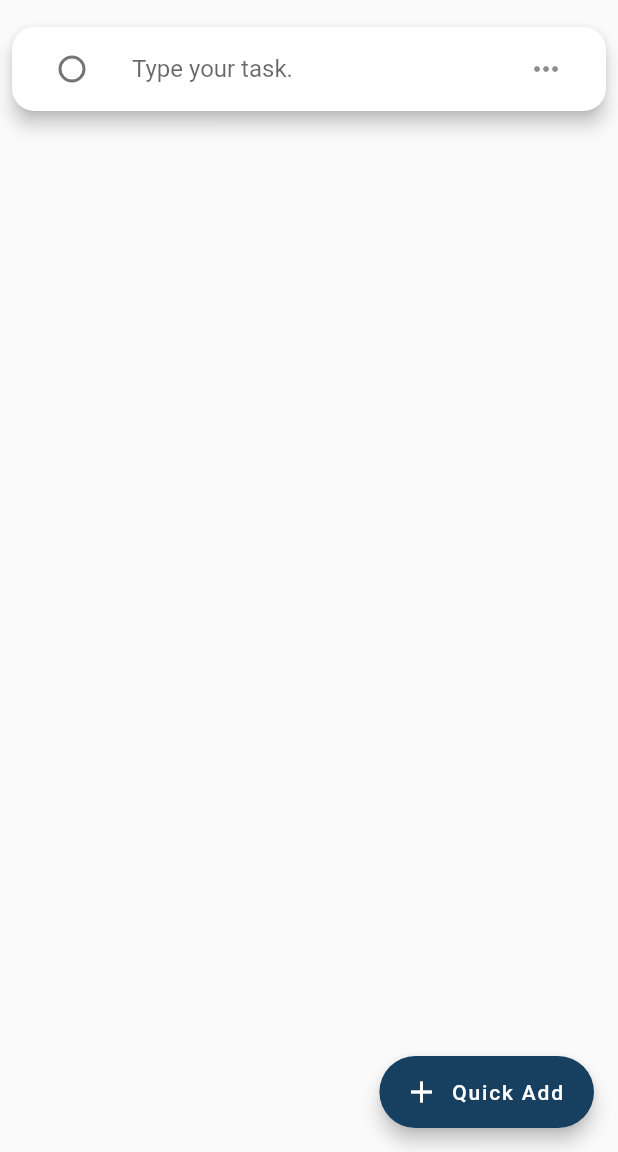
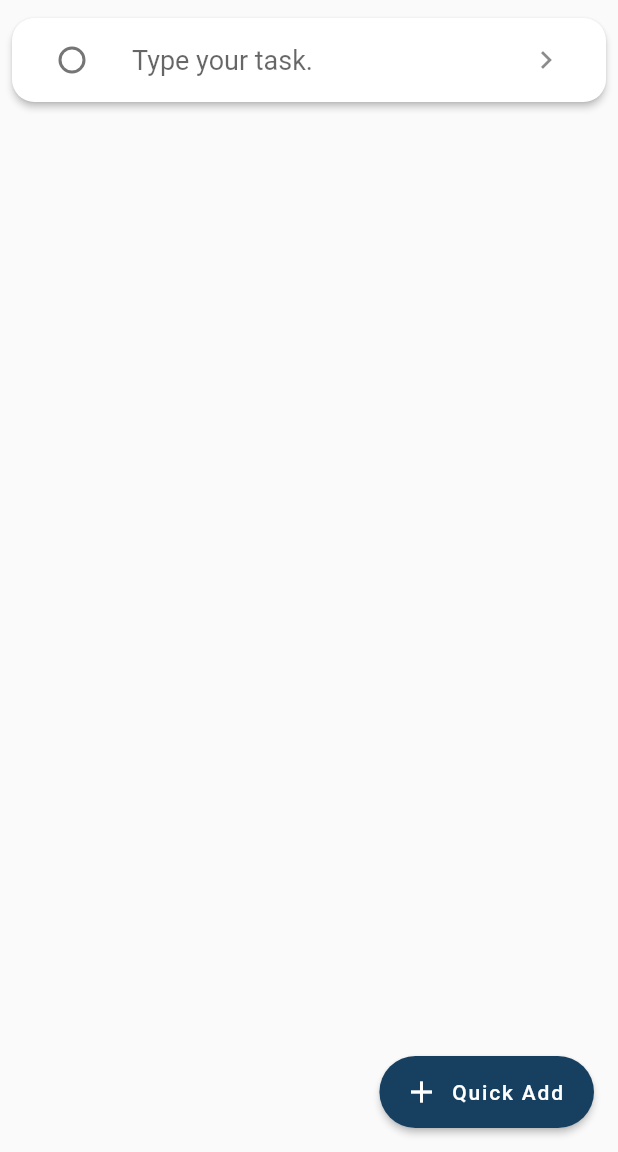
Before and after one commit to Garbageideas/to-do-list, a Flutter app: the InboxScreen screen opened by its route, after a tap on "Quick Add", on a phone screen of 412 x 824 dp, the part 84-1236 px from its top. Run offline on Flutter 3.47's test engine with Material 2 defaults, Android fonts, the phone set to English and light mode, and no system bars; our stand-ins replace circular_check_box.

Commit message:
#개선 디자인 약간 다듬음

```diff
--- a/lib/overview/theme.dart
+++ b/lib/overview/theme.dart
@@ -13,7 +13,7 @@ class ProtoTheme {
   static const yellow = Color(0xfff6d55c);
   static const red = Color(0xffed553b);
 
-  static const num elevationLayerOne = 5.0;
+  static const num elevationLayerOne = 2.0;
 
 
   static get theme {
--- a/lib/screens/inbox_screen.dart
+++ b/lib/screens/inbox_screen.dart
@@ -31,7 +31,7 @@ class InboxScreen extends StatelessWidget {
                       itemCount: todos.length,
                       itemBuilder: (context, index) {
                         return Dismissible(
-                          direction: DismissDirection.endToStart,
+                          //direction: DismissDirection.endToStart,
                           key: todos.getKey(index),
                           onDismissed: (direction) {
                             _todos.removeByKey(todos.getKey(index));
@@ -47,8 +47,8 @@ class InboxScreen extends StatelessWidget {
                               child: Container(
                                 child: Padding(
                                   padding: const EdgeInsets.all(5.0),
-                                  child: Align(
-                                    alignment: Alignment.centerRight,
+                                  child: Center(
+                                    //alignment: Alignment.centerRight,
                                     child: Text(
                                       'SWIFE TO REMOVE',
                                       style: TextStyle(
@@ -110,7 +110,7 @@ class _TaskWidgetState extends State<TaskWidget> {
         borderRadius: BorderRadius.circular(15.0),
       ),
       elevation: ProtoTheme.elevationLayerOne,
-      margin: const EdgeInsets.symmetric(vertical: 10.0),
+      margin: const EdgeInsets.symmetric(vertical: 4.0),
       child: ListTile(
         leading: CircularCheckBox(
           value: _todos.getChecked(index),
@@ -132,7 +132,7 @@ class _TaskWidgetState extends State<TaskWidget> {
           ),
         ),
         trailing: IconButton(
-          icon: Icon(Icons.more_horiz),
+          icon: Icon(Icons.keyboard_arrow_right),
           onPressed: () => Navigator.pushNamed(context, ScreenRoutes.organizer),
         ),
       ),
@@ -142,9 +142,11 @@ class _TaskWidgetState extends State<TaskWidget> {
   static final TextStyle _notCheckedTxtStyle = TextStyle(
     decoration: TextDecoration.combine([]),
     color: Colors.black,
+    fontSize: 18.0,
   );
   static final TextStyle _checkedTxtStyle = TextStyle(
     decoration: TextDecoration.combine([TextDecoration.lineThrough]),
     color: Colors.grey,
+    fontSize: 18.0,
   );
 }
```
